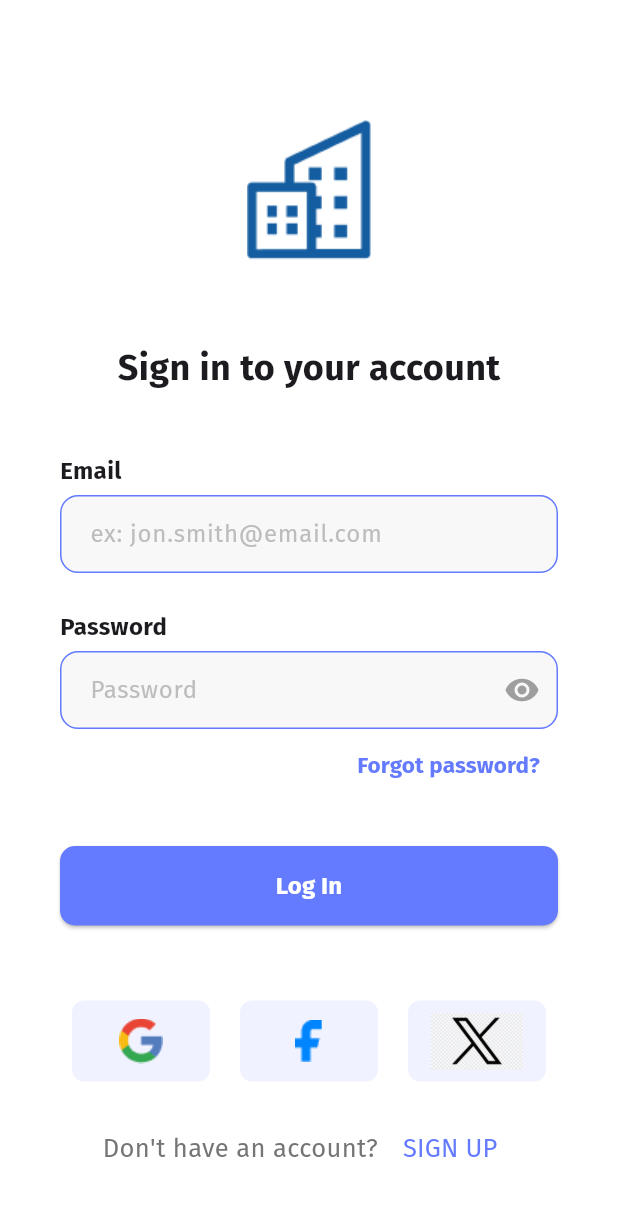
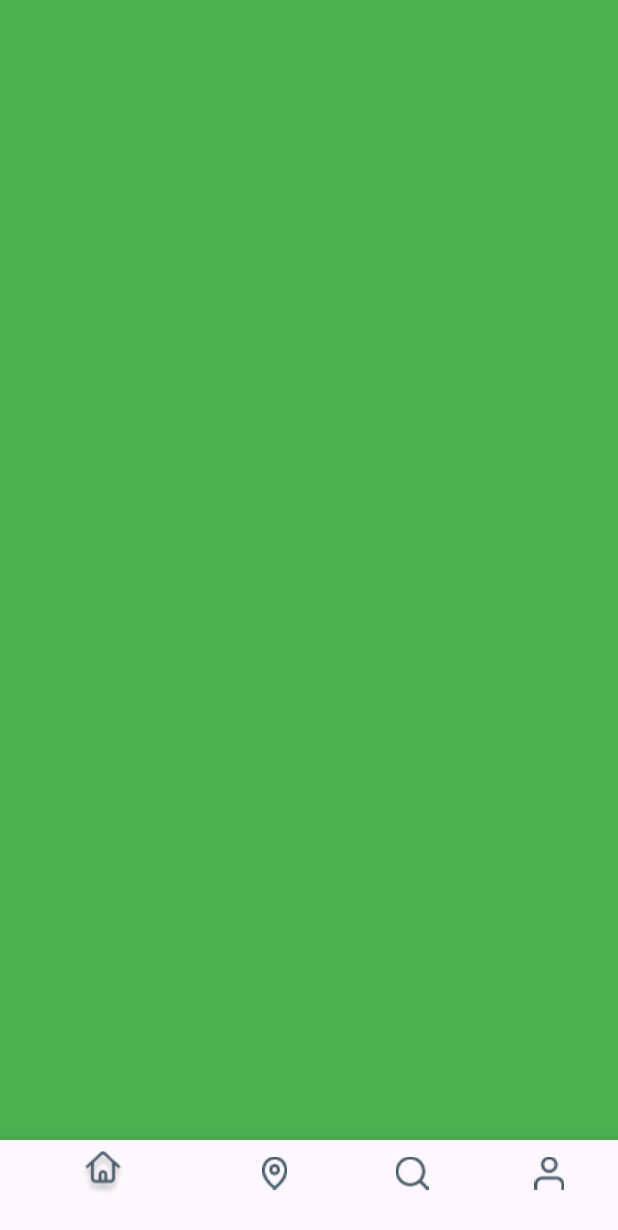
Before and after one commit to Ahmad61-6/spacehub, a Flutter app: the screen it shows after launch, on a phone screen of 412 x 824 dp. Shown: the top 1230 px of the screen. Run offline on Flutter 3.47's test engine with Material 3 defaults, Android fonts, the phone set to English and light mode, and no system bars; our stand-ins replace firebase_auth, firebase_core, get; accounts and stored records are empty.

Commit message:
main bottom nav bar implemented.

```diff
--- a/lib/app.dart
+++ b/lib/app.dart
@@ -1,7 +1,7 @@
 import 'package:flutter/material.dart';
 import 'package:get/get_navigation/src/root/get_material_app.dart';
 import 'package:spacehub/controller_binder.dart';
-import 'package:spacehub/view/screens/auth/login_screen.dart';
+import 'package:spacehub/view/screens/main_bottom_nav_bar.dart';
 import 'package:spacehub/view/utility/app_theme.dart';
 
 class SpaceHub extends StatelessWidget {
@@ -12,7 +12,7 @@ class SpaceHub extends StatelessWidget {
     return GetMaterialApp(
       debugShowCheckedModeBanner: false,
       theme: AppTheme().appThemeData,
-      home: LoginScreen(),
+      home: MainBottomNavBar(),
       initialBinding: ControllerBinder(),
     );
   }
--- a/lib/controller_binder.dart
+++ b/lib/controller_binder.dart
@@ -1,4 +1,5 @@
 import 'package:get/get.dart';
+import 'package:spacehub/controllers/main_bottom_nav_bar_controller.dart';
 
 import 'controllers/auth/password_visibility_controller.dart';
 import 'controllers/auth/terms_controller.dart';
@@ -8,5 +9,6 @@ class ControllerBinder extends Bindings {
   void dependencies() {
     Get.put(PasswordVisibilityController());
     Get.put(TermsController());
+    Get.put(MainBottomNavBarController());
   }
 }
--- /dev/null
+++ b/lib/controllers/main_bottom_nav_bar_controller.dart
@@ -0,0 +1,18 @@
+import 'package:get/get.dart';
+
+class MainBottomNavBarController extends GetxController {
+  int _selectedIndex = 0;
+  int get currentIndex => _selectedIndex;
+
+  void changeIndex(int index) {
+    if (_selectedIndex == index) {
+      return;
+    }
+    _selectedIndex = index;
+    update();
+  }
+
+  void backToHome() {
+    changeIndex(0);
+  }
+}
--- /dev/null
+++ b/lib/view/screens/main_bottom_nav_bar.dart
@@ -0,0 +1,51 @@
+import 'package:flutter/material.dart';
+import 'package:get/get_state_manager/src/simple/get_state.dart';
+import 'package:spacehub/controllers/main_bottom_nav_bar_controller.dart';
+import 'package:spacehub/view/utility/app_colors.dart';
+
+import '../utility/assets_path.dart';
+import 'main_bottom_nav_screens/home_screen.dart';
+import 'main_bottom_nav_screens/map_screen.dart';
+import 'main_bottom_nav_screens/profile_screen.dart';
+import 'main_bottom_nav_screens/search_screen.dart';
+
+class MainBottomNavBar extends StatefulWidget {
+  const MainBottomNavBar({super.key});
+
+  @override
+  State<MainBottomNavBar> createState() => _MainBottomNavBarState();
+}
+
+class _MainBottomNavBarState extends State<MainBottomNavBar> {
+  final List<Widget> _screens = const [
+    HomeScreen(),
+    SearchScreen(),
+    MapScreen(),
+    ProfileScreen()
+  ];
+  @override
+  Widget build(BuildContext context) {
+    return GetBuilder<MainBottomNavBarController>(builder: (controller) {
+      return Scaffold(
+        body: _screens[controller.currentIndex],
+        bottomNavigationBar: BottomNavigationBar(
+          currentIndex: controller.currentIndex,
+          onTap: (index) => controller.changeIndex(index),
+          selectedItemColor: AppColors.buttonColor,
+          unselectedItemColor: AppColors.iconsCommonColor,
+          showUnselectedLabels: true,
+          items: [
+            BottomNavigationBarItem(
+                icon: Image.asset(AssetsPath.homeIcon), label: ''),
+            BottomNavigationBarItem(
+                icon: Image.asset(AssetsPath.mapIcon), label: ''),
+            BottomNavigationBarItem(
+                icon: Image.asset(AssetsPath.searchIcon), label: ''),
+            BottomNavigationBarItem(
+                icon: Image.asset(AssetsPath.profileIcon), label: '')
+          ],
+        ),
+      );
+    });
+  }
+}
--- /dev/null
+++ b/lib/view/screens/main_bottom_nav_screens/home_screen.dart
@@ -0,0 +1,17 @@
+import 'package:flutter/material.dart';
+
+class HomeScreen extends StatefulWidget {
+  const HomeScreen({super.key});
+
+  @override
+  State<HomeScreen> createState() => _HomeScreenState();
+}
+
+class _HomeScreenState extends State<HomeScreen> {
+  @override
+  Widget build(BuildContext context) {
+    return Scaffold(
+      backgroundColor: Colors.green,
+    );
+  }
+}
--- a/lib/view/utility/app_colors.dart
+++ b/lib/view/utility/app_colors.dart
@@ -6,4 +6,5 @@ class AppColors {
   static const Color appBackground = Color(0xFFFFFFFF);
   static const Color otherLoginOptBackgroundColor = Color(0xFF647AFF);
   static const Color constTextColor = Color(0xFF27252E);
+  static const Color iconsCommonColor = Color(0xFF455A64);
 }
--- a/lib/view/utility/assets_path.dart
+++ b/lib/view/utility/assets_path.dart
@@ -4,4 +4,10 @@ class AssetsPath {
   static const String googleLogo = 'assets/icons/google.png';
   static const String facebookLogo = 'assets/icons/facebook.png';
   static const String xLogo = 'assets/icons/x_logo.jpg';
+  static const String homeIcon = 'assets/icons/bottom_nav_icons/home_icon.png';
+  static const String mapIcon = 'assets/icons/bottom_nav_icons/map_icon.png';
+  static const String profileIcon =
+      'assets/icons/bottom_nav_icons/profile_icon.png';
+  static const String searchIcon =
+      'assets/icons/bottom_nav_icons/search_icon.png';
 }
--- a/pubspec.yaml
+++ b/pubspec.yaml
@@ -64,6 +64,7 @@ flutter:
   # To add assets to your application, add an assets section, like this:
   assets:
     - assets/icons/
+    - assets/icons/bottom_nav_icons/
 
   # An image asset can refer to one or more resolution-specific "variants", see
   # https://flutter.dev/to/resolution-aware-images
```
Also changed, not shown: lib/view/screens/main_bottom_nav_screens/map_screen.dart (added, +17 -0 lines), lib/view/screens/main_bottom_nav_screens/profile_screen.dart (added, +17 -0 lines), lib/view/screens/main_bottom_nav_screens/search_screen.dart (added, +17 -0 lines), assets/icons/bottom_nav_icons/home_icon.png (added), assets/icons/bottom_nav_icons/map_icon.png (added), assets/icons/bottom_nav_icons/profile_icon.png (added), assets/icons/bottom_nav_icons/search_icon.png (added), pubspec.lock.
